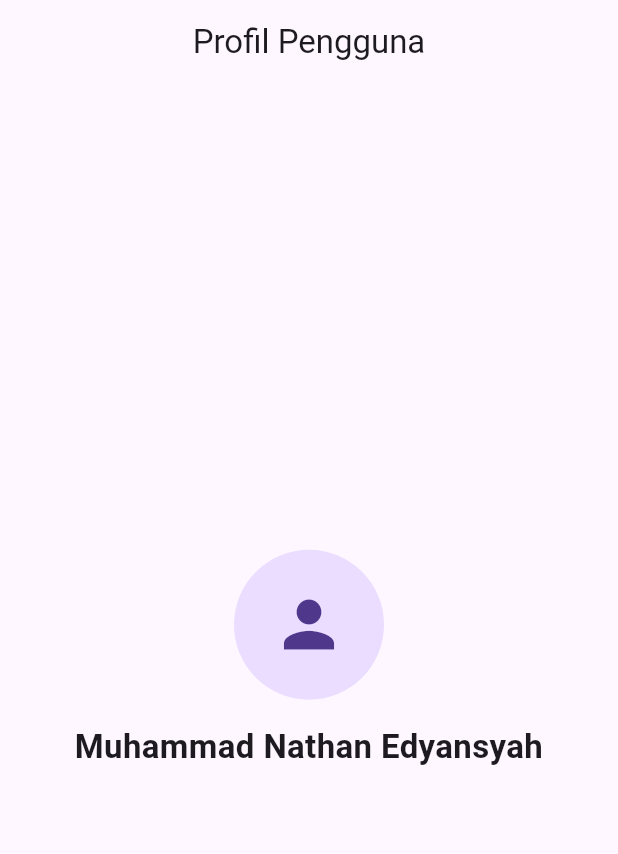
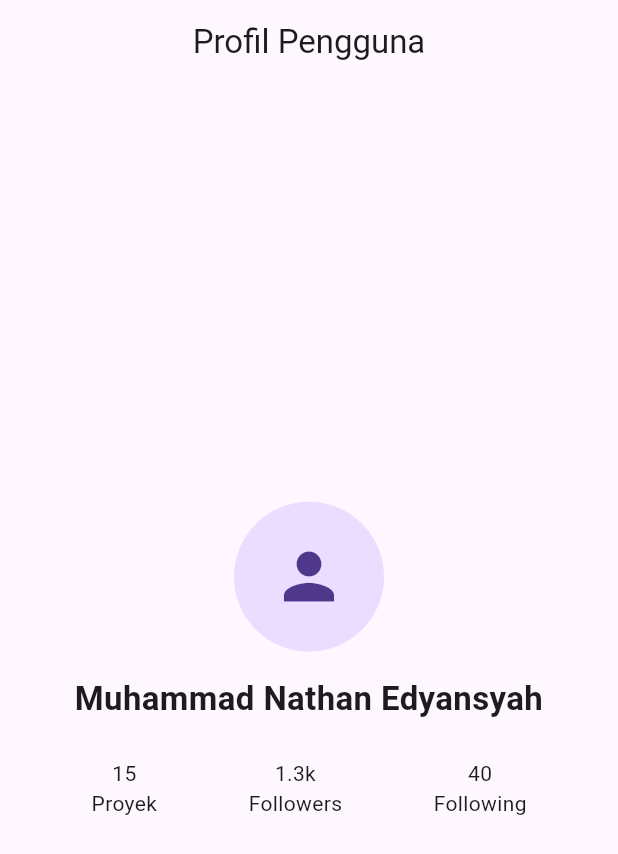
Before and after one commit to nathanedyansyah2-svg/commit_4_day, a Flutter app: the screen it shows after launch, on a phone screen of 412 x 824 dp. Shown: the top 854 px of the screen. Run offline on Flutter 3.47's test engine with Material 3 defaults, Android fonts, the phone set to English and light mode, and no system bars.

Commit message:
feat: add profile statistics row

```diff
--- a/lib/profile_page.dart
+++ b/lib/profile_page.dart
@@ -1,6 +1,7 @@
 import 'package:flutter/material.dart';
 import 'package:flutter_pt_6/profile_avatar.dart';
 import 'package:flutter_pt_6/profile_info.dart';
+import 'package:flutter_pt_6/profile_stats.dart';
 
 class ProfilePage extends StatelessWidget {
   const ProfilePage({super.key});
@@ -20,6 +21,8 @@ class ProfilePage extends StatelessWidget {
             ),
             SizedBox(height: 16),
             ProfileInfo(),
+            SizedBox(height: 24),
+            ProfileStats(),
           ],
         ),
       ),
--- /dev/null
+++ b/lib/profile_stats.dart
@@ -0,0 +1,32 @@
+import 'package:flutter/material.dart';
+
+class ProfileStats extends StatelessWidget {
+  const ProfileStats({super.key});
+
+  @override
+  Widget build(BuildContext context) {
+    return Row(
+      mainAxisAlignment: MainAxisAlignment.spaceEvenly,
+      children: [
+        Column(
+          children: [
+            Text('15'),
+            Text('Proyek'),
+          ],
+        ),
+        Column(
+          children: [
+            Text('1.3k'),
+            Text('Followers'),
+          ],
+        ),
+        Column(
+          children: [
+            Text('40'),
+            Text('Following'),
+          ],
+        ),
+      ],
+    );
+  }
+}
```
